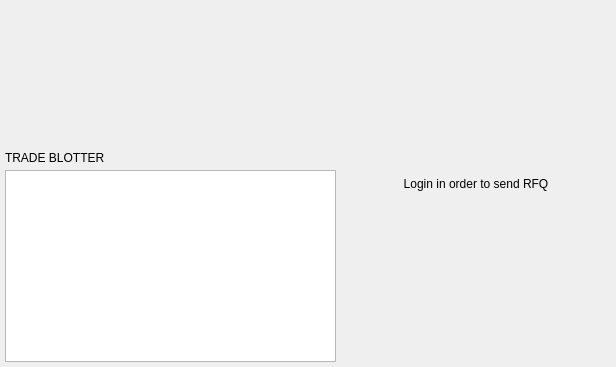
The window that BlockSettleUILib/RFQRequestWidget.ui (BlockSettle/terminal) describes before a commit, drawn with Qt 5.
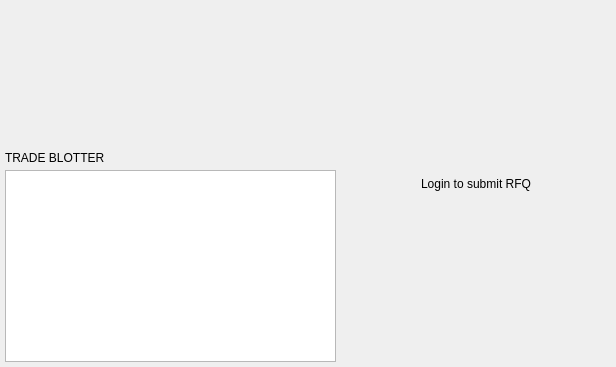
The same window after the commit. Custom widgets are drawn as their Qt base class.

Commit message: Updated Trade tab login requirement notification

What changed in the file:
```diff
--- a/BlockSettleUILib/RFQRequestWidget.ui
+++ b/BlockSettleUILib/RFQRequestWidget.ui
@@ -240,7 +240,7 @@
           <item>
            <widget class="QLabel" name="label_2">
             <property name="text">
-             <string>Login in order to send RFQ</string>
+             <string>Login to submit RFQ</string>
             </property>
             <property name="alignment">
              <set>Qt::AlignCenter</set>
```
Left out of the diff: 2 changed lines with no effect on the pictures.
